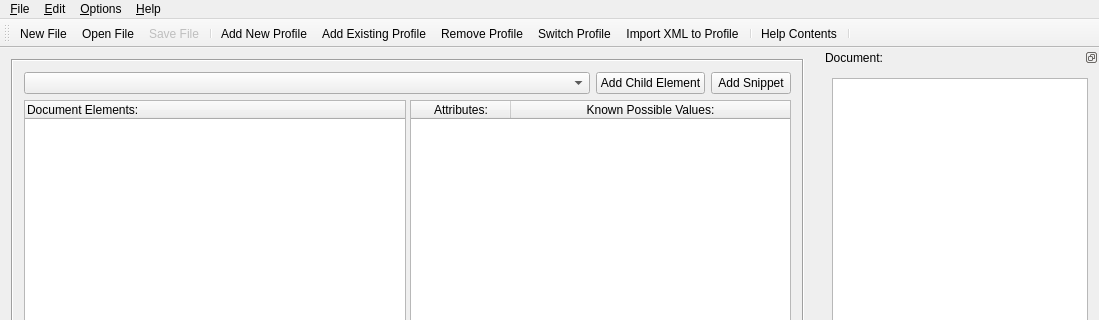
The window that GCXMLGenerator/gcmainwindow.ui (goblincoding/xmlmill) describes before a commit, drawn with Qt 5; both pictures show x 0 to 1099 and y 0 to 320 of the 1099 by 659 pixel window.
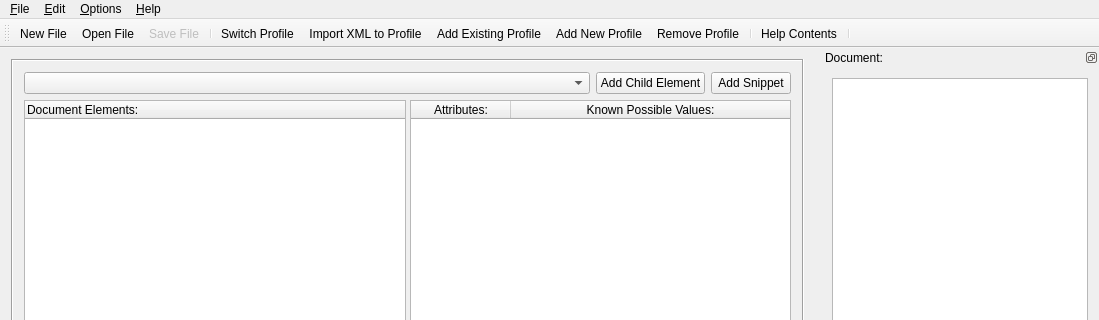
The same window after the commit. Icons and pictures are not drawn.

Commit message: Moved some menu items around.

Patch:
```diff
--- a/GCXMLGenerator/gcmainwindow.ui
+++ b/GCXMLGenerator/gcmainwindow.ui
@@ -259,11 +259,11 @@
    <addaction name="actionOpen"/>
    <addaction name="actionSave"/>
    <addaction name="separator"/>
-   <addaction name="actionAddNewDatabase"/>
-   <addaction name="actionAddExistingDatabase"/>
-   <addaction name="actionRemoveDatabase"/>
    <addaction name="actionSwitchSessionDatabase"/>
    <addaction name="actionImportXMLToDatabase"/>
+   <addaction name="actionAddExistingDatabase"/>
+   <addaction name="actionAddNewDatabase"/>
+   <addaction name="actionRemoveDatabase"/>
    <addaction name="separator"/>
    <addaction name="actionHelpContents"/>
    <addaction name="separator"/>
```
Left out of the diff: 2 changed lines with no effect on the pictures. The commit also changes 1 other file.
